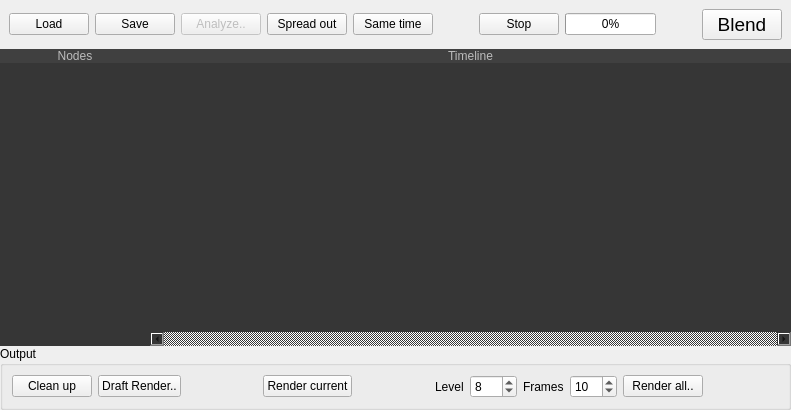
This is TopoBlenderLib/SchedulerWidget.ui in ialhashim/topo-blend as Qt 5 draws it before an edit. The edited form follows.
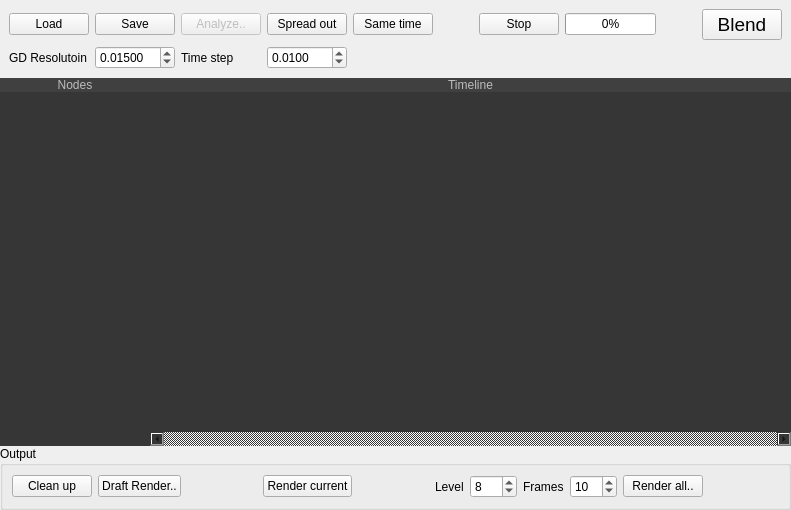
This is the edited form. Icons and pictures are not drawn.

What changed in the file:
```diff
--- a/TopoBlenderLib/SchedulerWidget.ui
+++ b/TopoBlenderLib/SchedulerWidget.ui
@@ -7,7 +7,7 @@
     <x>0</x>
     <y>0</y>
     <width>764</width>
-    <height>410</height>
+    <height>510</height>
    </rect>
   </property>
   <property name="sizePolicy">
@@ -306,6 +306,58 @@
            </property>
           </widget>
          </item>
+         <item row="1" column="1">
+          <widget class="QDoubleSpinBox" name="gdResolution">
+           <property name="decimals">
+            <number>5</number>
+           </property>
+           <property name="minimum">
+            <double>0.000010000000000</double>
+           </property>
+           <property name="maximum">
+            <double>0.100000000000000</double>
+           </property>
+           <property name="singleStep">
+            <double>0.001000000000000</double>
+           </property>
+           <property name="value">
+            <double>0.015000000000000</double>
+           </property>
+          </widget>
+         </item>
+         <item row="1" column="0">
+          <widget class="QLabel" name="label_3">
+           <property name="text">
+            <string>GD Resolutoin</string>
+           </property>
+          </widget>
+         </item>
+         <item row="1" column="3">
+          <widget class="QDoubleSpinBox" name="timeStep">
+           <property name="decimals">
+            <number>4</number>
+           </property>
+           <property name="minimum">
+            <double>0.000100000000000</double>
+           </property>
+           <property name="maximum">
+            <double>0.100000000000000</double>
+           </property>
+           <property name="singleStep">
+            <double>0.005000000000000</double>
+           </property>
+           <property name="value">
+            <double>0.010000000000000</double>
+           </property>
+          </widget>
+         </item>
+         <item row="1" column="2">
+          <widget class="QLabel" name="label_4">
+           <property name="text">
+            <string>Time step</string>
+           </property>
+          </widget>
+         </item>
         </layout>
        </widget>
       </item>
```
